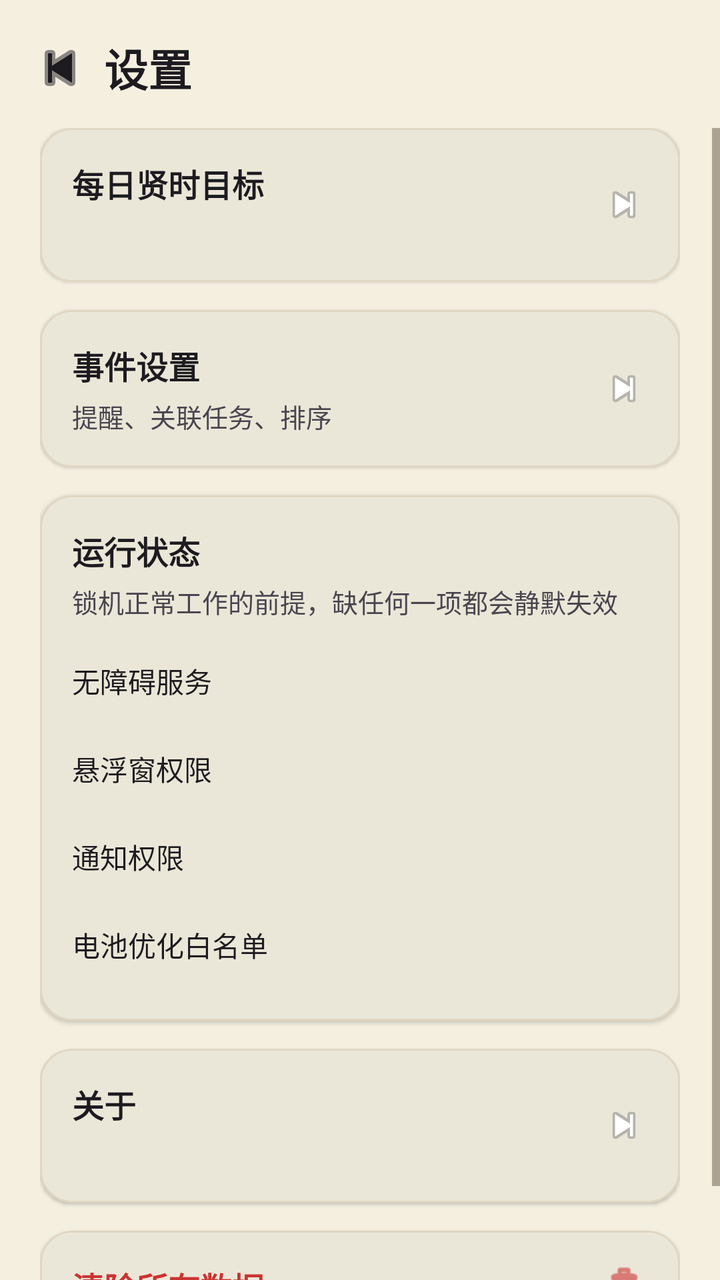
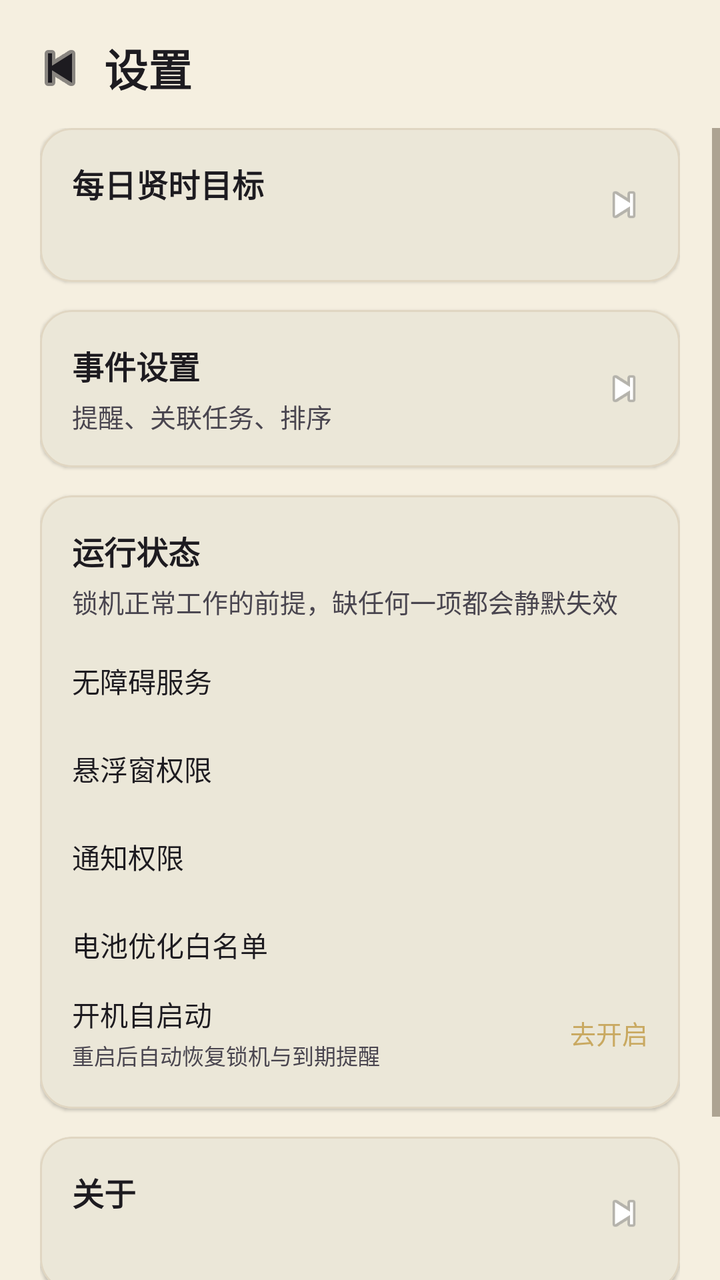

Compare the two renders of this Android layout. The source of the first and the diff that turns it into the second are given below.
<!-- AndroidManifest.xml: application theme Theme.PomodoroFocus -->
<!-- res/layout/fragment_settings.xml -->
<?xml version="1.0" encoding="utf-8"?>
<LinearLayout xmlns:android="http://schemas.android.com/apk/res/android"
    xmlns:app="http://schemas.android.com/apk/res-auto"
    android:layout_width="match_parent"
    android:layout_height="match_parent"
    android:orientation="vertical"
    android:background="?android:windowBackground"
    android:fitsSystemWindows="true">

    
    <LinearLayout
        android:layout_width="match_parent"
        android:layout_height="wrap_content"
        android:orientation="horizontal"
        android:gravity="center_vertical"
        android:paddingHorizontal="12dp"
        android:paddingTop="16dp"
        android:paddingBottom="12dp">

        <ImageButton
            android:id="@+id/settingsBackButton"
            android:layout_width="36dp"
            android:layout_height="36dp"
            android:background="?attr/selectableItemBackgroundBorderless"
            android:contentDescription="@string/action_back"
            app:srcCompat="@android:drawable/ic_media_previous"
            app:tint="?attr/colorOnSurface" />

        <TextView
            android:layout_width="0dp"
            android:layout_height="wrap_content"
            android:layout_weight="1"
            android:layout_marginStart="4dp"
            android:text="@string/settings_title"
            android:textColor="?attr/colorOnSurface"
            android:textSize="22sp"
            android:textStyle="bold" />
    </LinearLayout>

    <ScrollView
        android:layout_width="match_parent"
        android:layout_height="0dp"
        android:layout_weight="1"
        android:fillViewport="true">

        <LinearLayout
            android:layout_width="match_parent"
            android:layout_height="wrap_content"
            android:orientation="vertical"
            android:paddingHorizontal="20dp"
            android:paddingBottom="20dp">

            
            <com.google.android.material.card.MaterialCardView
                android:id="@+id/dailyGoalCard"
                android:layout_width="match_parent"
                android:layout_height="wrap_content"
                android:foreground="?attr/selectableItemBackground"
                app:cardCornerRadius="16dp"
                app:cardElevation="1dp"
                app:strokeColor="?attr/colorOutline"
                app:strokeWidth="1dp">

                <LinearLayout
                    android:layout_width="match_parent"
                    android:layout_height="wrap_content"
                    android:gravity="center_vertical"
                    android:orientation="horizontal"
                    android:padding="16dp">

                    <LinearLayout
                        android:layout_width="0dp"
                        android:layout_height="wrap_content"
                        android:layout_weight="1"
                        android:orientation="vertical">

                        <TextView
                            android:layout_width="wrap_content"
                            android:layout_height="wrap_content"
                            android:text="@string/daily_goal_title"
                            android:textColor="?attr/colorOnSurface"
                            android:textSize="16sp"
                            android:textStyle="bold" />

                        <TextView
                            android:id="@+id/dailyGoalValueText"
                            android:layout_width="wrap_content"
                            android:layout_height="wrap_content"
                            android:layout_marginTop="4dp"
                            android:textColor="?attr/colorOnSurfaceVariant"
                            android:textSize="13sp" />
                    </LinearLayout>

                    <ImageView
                        android:layout_width="24dp"
                        android:layout_height="24dp"
                        android:contentDescription="@null"
                        app:srcCompat="@android:drawable/ic_media_next" />
                </LinearLayout>
            </com.google.android.material.card.MaterialCardView>

            
            <com.google.android.material.card.MaterialCardView
                android:id="@+id/eventSettingsCard"
                android:layout_width="match_parent"
                android:layout_height="wrap_content"
                android:layout_marginTop="14dp"
                android:foreground="?attr/selectableItemBackground"
                app:cardCornerRadius="16dp"
                app:cardElevation="1dp"
                app:strokeColor="?attr/colorOutline"
                app:strokeWidth="1dp">

                <LinearLayout
                    android:layout_width="match_parent"
                    android:layout_height="wrap_content"
                    android:gravity="center_vertical"
                    android:orientation="horizontal"
                    android:padding="16dp">

                    <LinearLayout
                        android:layout_width="0dp"
                        android:layout_height="wrap_content"
                        android:layout_weight="1"
                        android:orientation="vertical">

                        <TextView
                            android:layout_width="wrap_content"
                            android:layout_height="wrap_content"
                            android:text="@string/event_settings_title"
                            android:textColor="?attr/colorOnSurface"
                            android:textSize="16sp"
                            android:textStyle="bold" />

                        <TextView
                            android:layout_width="wrap_content"
                            android:layout_height="wrap_content"
                            android:layout_marginTop="4dp"
                            android:text="@string/event_settings_desc"
                            android:textColor="?attr/colorOnSurfaceVariant"
                            android:textSize="13sp" />
                    </LinearLayout>

                    <ImageView
                        android:layout_width="24dp"
                        android:layout_height="24dp"
                        android:contentDescription="@null"
                        app:srcCompat="@android:drawable/ic_media_next" />
                </LinearLayout>
            </com.google.android.material.card.MaterialCardView>

            
            <com.google.android.material.card.MaterialCardView
                android:id="@+id/healthCard"
                android:layout_width="match_parent"
                android:layout_height="wrap_content"
                android:layout_marginTop="14dp"
                app:cardCornerRadius="16dp"
                app:cardElevation="1dp"
                app:strokeColor="?attr/colorOutline"
                app:strokeWidth="1dp">

                <LinearLayout
                    android:layout_width="match_parent"
                    android:layout_height="wrap_content"
                    android:orientation="vertical"
                    android:padding="16dp">

                    <TextView
                        android:layout_width="wrap_content"
                        android:layout_height="wrap_content"
                        android:text="@string/health_title"
                        android:textColor="?attr/colorOnSurface"
                        android:textSize="16sp"
                        android:textStyle="bold" />

                    <TextView
                        android:layout_width="wrap_content"
                        android:layout_height="wrap_content"
                        android:layout_marginTop="4dp"
                        android:text="@string/health_desc"
                        android:textColor="?attr/colorOnSurfaceVariant"
                        android:textSize="13sp" />

                    <LinearLayout
                        android:id="@+id/healthRowAccessibility"
                        android:layout_width="match_parent"
                        android:layout_height="44dp"
                        android:layout_marginTop="8dp"
                        android:background="?attr/selectableItemBackground"
                        android:clickable="true"
                        android:focusable="true"
                        android:gravity="center_vertical"
                        android:orientation="horizontal">

                        <TextView
                            android:layout_width="0dp"
                            android:layout_height="wrap_content"
                            android:layout_weight="1"
                            android:text="@string/health_accessibility"
                            android:textColor="?attr/colorOnSurface"
                            android:textSize="14sp" />

                        <TextView
                            android:id="@+id/healthStatusAccessibility"
                            android:layout_width="wrap_content"
                            android:layout_height="wrap_content"
                            android:textSize="13sp" />
                    </LinearLayout>

                    <LinearLayout
                        android:id="@+id/healthRowOverlay"
                        android:layout_width="match_parent"
                        android:layout_height="44dp"
                        android:background="?attr/selectableItemBackground"
                        android:clickable="true"
                        android:focusable="true"
                        android:gravity="center_vertical"
                        android:orientation="horizontal">

                        <TextView
                            android:layout_width="0dp"
                            android:layout_height="wrap_content"
                            android:layout_weight="1"
                            android:text="@string/health_overlay"
                            android:textColor="?attr/colorOnSurface"
                            android:textSize="14sp" />

                        <TextView
                            android:id="@+id/healthStatusOverlay"
                            android:layout_width="wrap_content"
                            android:layout_height="wrap_content"
                            android:textSize="13sp" />
                    </LinearLayout>

                    <LinearLayout
                        android:id="@+id/healthRowNotification"
                        android:layout_width="match_parent"
                        android:layout_height="44dp"
                        android:background="?attr/selectableItemBackground"
                        android:clickable="true"
                        android:focusable="true"
                        android:gravity="center_vertical"
                        android:orientation="horizontal">

                        <TextView
                            android:layout_width="0dp"
                            android:layout_height="wrap_content"
                            android:layout_weight="1"
                            android:text="@string/health_notification"
                            android:textColor="?attr/colorOnSurface"
                            android:textSize="14sp" />

                        <TextView
                            android:id="@+id/healthStatusNotification"
                            android:layout_width="wrap_content"
                            android:layout_height="wrap_content"
                            android:textSize="13sp" />
                    </LinearLayout>

                    <LinearLayout
                        android:id="@+id/healthRowBattery"
                        android:layout_width="match_parent"
                        android:layout_height="44dp"
                        android:background="?attr/selectableItemBackground"
                        android:clickable="true"
                        android:focusable="true"
                        android:gravity="center_vertical"
                        android:orientation="horizontal">

                        <TextView
                            android:layout_width="0dp"
                            android:layout_height="wrap_content"
                            android:layout_weight="1"
                            android:text="@string/health_battery"
                            android:textColor="?attr/colorOnSurface"
                            android:textSize="14sp" />

                        <TextView
                            android:id="@+id/healthStatusBattery"
                            android:layout_width="wrap_content"
                            android:layout_height="wrap_content"
                            android:textSize="13sp" />
                    </LinearLayout>
                </LinearLayout>
            </com.google.android.material.card.MaterialCardView>

            
            <com.google.android.material.card.MaterialCardView
                android:id="@+id/aboutCard"
                android:layout_width="match_parent"
                android:layout_height="wrap_content"
                android:layout_marginTop="14dp"
                android:foreground="?attr/selectableItemBackground"
                app:cardCornerRadius="16dp"
                app:cardElevation="1dp"
                app:strokeColor="?attr/colorOutline"
                app:strokeWidth="1dp">

                <LinearLayout
                    android:layout_width="match_parent"
                    android:layout_height="wrap_content"
                    android:gravity="center_vertical"
                    android:orientation="horizontal"
                    android:padding="16dp">

                    <LinearLayout
                        android:layout_width="0dp"
                        android:layout_height="wrap_content"
                        android:layout_weight="1"
                        android:orientation="vertical">

                        <TextView
                            android:layout_width="wrap_content"
                            android:layout_height="wrap_content"
                            android:text="@string/about_title"
                            android:textColor="?attr/colorOnSurface"
                            android:textSize="16sp"
                            android:textStyle="bold" />

                        <TextView
                            android:id="@+id/versionText"
                            android:layout_width="wrap_content"
                            android:layout_height="wrap_content"
                            android:layout_marginTop="4dp"
                            android:textColor="?attr/colorOnSurfaceVariant"
                            android:textSize="13sp" />
                    </LinearLayout>

                    <ImageView
                        android:layout_width="24dp"
                        android:layout_height="24dp"
                        android:contentDescription="@null"
                        app:srcCompat="@android:drawable/ic_media_next" />
                </LinearLayout>
            </com.google.android.material.card.MaterialCardView>

            
            <com.google.android.material.card.MaterialCardView
                android:id="@+id/clearDataCard"
                android:layout_width="match_parent"
                android:layout_height="wrap_content"
                android:layout_marginTop="14dp"
                android:foreground="?attr/selectableItemBackground"
                app:cardCornerRadius="16dp"
                app:cardElevation="1dp"
                app:strokeColor="?attr/colorOutline"
                app:strokeWidth="1dp">

                <LinearLayout
                    android:layout_width="match_parent"
                    android:layout_height="wrap_content"
                    android:gravity="center_vertical"
                    android:orientation="horizontal"
                    android:padding="16dp">

                    <TextView
                        android:layout_width="0dp"
                        android:layout_height="wrap_content"
                        android:layout_weight="1"
                        android:text="@string/clear_all_data"
                        android:textColor="@color/danger_alt"
                        android:textSize="16sp"
                        android:textStyle="bold" />

                    <ImageView
                        android:layout_width="24dp"
                        android:layout_height="24dp"
                        android:contentDescription="@null"
                        app:srcCompat="@android:drawable/ic_menu_delete"
                        app:tint="@color/danger_alt" />
                </LinearLayout>
            </com.google.android.material.card.MaterialCardView>
        </LinearLayout>
    </ScrollView>
</LinearLayout>
<!-- resources referenced by this layout -->
<resources>
  <color name="danger_alt">#CC3333</color>
  <string name="about_title">关于</string>
  <string name="action_back">返回</string>
  <string name="clear_all_data">清除所有数据</string>
  <string name="daily_goal_title">每日贤时目标</string>
  <string name="event_settings_desc">提醒、关联任务、排序</string>
  <string name="event_settings_title">事件设置</string>
  <string name="health_accessibility">无障碍服务</string>
  <string name="health_battery">电池优化白名单</string>
  <string name="health_desc">锁机正常工作的前提，缺任何一项都会静默失效</string>
  <string name="health_notification">通知权限</string>
  <string name="health_overlay">悬浮窗权限</string>
  <string name="health_title">运行状态</string>
  <string name="settings_title">设置</string>
  <style name="Theme.PomodoroFocus" parent="Theme.Xian.Qinglv" />
  <color name="theme_qinglv_primary">#3B5B4E</color>
  <color name="theme_qinglv_primary_variant">#2A4238</color>
  <color name="theme_qinglv_primary_content">#3B5B4E</color>
  <color name="theme_qinglv_accent">#C9A961</color>
  <color name="theme_qinglv_surface">#F5EFE0</color>
  <color name="on_primary">#FFFFFF</color>
  <style name="Widget.Xian.Button" parent="Widget.Material3.Button">
          <item name="cornerRadius">14dp</item>
          <item name="backgroundTint">?attr/colorBrandSurface</item>
          <item name="rippleColor">@color/ripple</item>
          <item name="android:textColor">@color/on_primary</item>
          <item name="android:textSize">15sp</item>
          <item name="android:paddingVertical">11dp</item>
          <item name="elevation">0dp</item>
          <item name="android:stateListAnimator">@null</item>
      </style>
  <style name="Widget.Xian.EditText" parent="Widget.AppCompat.EditText">
          <item name="android:background">@drawable/bg_edittext</item>
          <item name="android:padding">12dp</item>
          <item name="android:textColor">@color/ink_text</item>
          <item name="android:textSize">15sp</item>
      </style>
  <style name="Theme.Xian.MaterialAlertDialog" parent="ThemeOverlay.Material3.MaterialAlertDialog">
          <item name="shapeAppearanceMediumComponent">@style/ShapeAppearance.Xian.Medium</item>
          <item name="android:windowAnimationStyle">@style/Animation.Xian.Dialog</item>
          <item name="buttonBarPositiveButtonStyle">@style/Widget.Xian.Button</item>
          <item name="buttonBarNegativeButtonStyle">@style/Widget.Xian.Button.Text</item>
      </style>
  <color name="divider">#E0D6C2</color>
  <color name="ink_text">#2B2B2B</color>
  <style name="ShapeAppearance.Xian.Medium" parent="ShapeAppearance.Material3.Corner.ExtraLarge">
          <item name="cornerSize">18dp</item>
      </style>
  <style name="Animation.Xian.Dialog" parent="@android:style/Animation.Dialog">
          <item name="android:windowEnterAnimation">@anim/dialog_enter</item>
          <item name="android:windowExitAnimation">@anim/dialog_exit</item>
      </style>
  <style name="Widget.Xian.Button.Text" parent="Widget.Material3.Button.TextButton">
          <item name="cornerRadius">14dp</item>
          <item name="android:textColor">?attr/colorBrandContent</item>
          <item name="android:textSize">15sp</item>
      </style>
  <color name="card_background">#FFFFFF</color>
  <color name="nav_divider">#D8CDB8</color>
  <!-- unchanged entries left out for length: 3 -->
</resources>

<!-- the commit's change to res/layout/fragment_settings.xml (unified diff, before → after) -->
@@ -282,6 +282,48 @@
                             android:layout_height="wrap_content"
                             android:textSize="13sp" />
                     </LinearLayout>
+
+                    
+                    <LinearLayout
+                        android:id="@+id/healthRowAutostart"
+                        android:layout_width="match_parent"
+                        android:layout_height="44dp"
+                        android:background="?attr/selectableItemBackground"
+                        android:clickable="true"
+                        android:focusable="true"
+                        android:gravity="center_vertical"
+                        android:orientation="horizontal">
+
+                        <LinearLayout
+                            android:layout_width="0dp"
+                            android:layout_height="wrap_content"
+                            android:layout_weight="1"
+                            android:orientation="vertical">
+
+                            <TextView
+                                android:layout_width="wrap_content"
+                                android:layout_height="wrap_content"
+                                android:text="@string/health_autostart"
+                                android:textColor="?attr/colorOnSurface"
+                                android:textSize="14sp" />
+
+                            <TextView
+                                android:layout_width="wrap_content"
+                                android:layout_height="wrap_content"
+                                android:layout_marginTop="2dp"
+                                android:text="@string/health_autostart_desc"
+                                android:textColor="?attr/colorOnSurfaceVariant"
+                                android:textSize="11sp" />
+                        </LinearLayout>
+
+                        <TextView
+                            android:id="@+id/healthStatusAutostart"
+                            android:layout_width="wrap_content"
+                            android:layout_height="wrap_content"
+                            android:text="@string/health_autostart_action"
+                            android:textColor="?attr/colorBrandAccent"
+                            android:textSize="13sp" />
+                    </LinearLayout>
                 </LinearLayout>
             </com.google.android.material.card.MaterialCardView>
 
<!-- resource entries referenced after the edit -->
@@ -8,6 +8,9 @@
   <string name="event_settings_desc">提醒、关联任务、排序</string>
   <string name="event_settings_title">事件设置</string>
   <string name="health_accessibility">无障碍服务</string>
+  <string name="health_autostart">开机自启动</string>
+  <string name="health_autostart_action">去开启</string>
+  <string name="health_autostart_desc">重启后自动恢复锁机与到期提醒</string>
   <string name="health_battery">电池优化白名单</string>
   <string name="health_desc">锁机正常工作的前提，缺任何一项都会静默失效</string>
   <string name="health_notification">通知权限</string>
